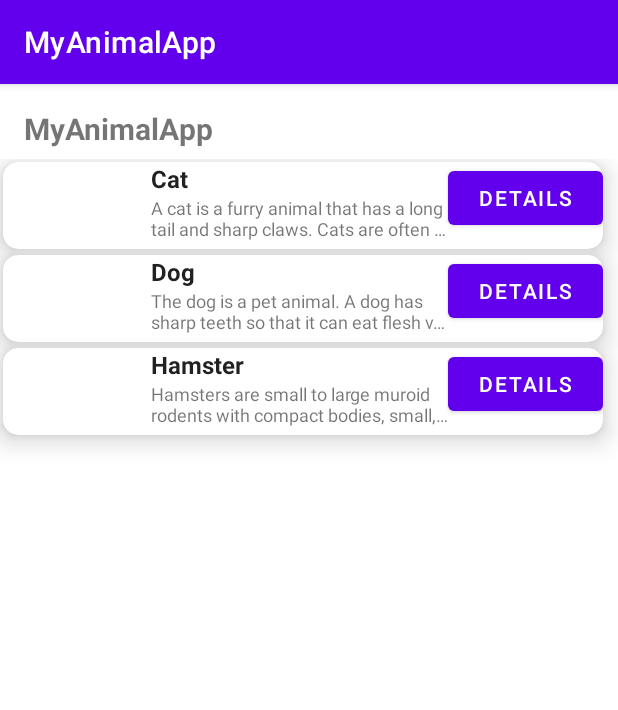
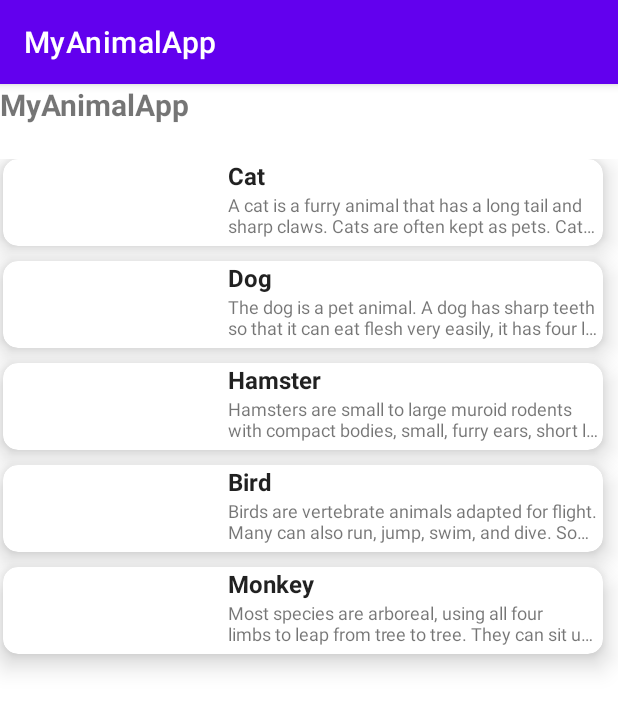
Before and after one commit to BanderosikUa/MyAnimalApp, an Android app: the screen it shows after launch (MainActivity), on a phone screen of 412 x 824 dp. Shown: the top 710 px of the screen. Run offline under Robolectric (Android 15) with nearby library versions, the phone set to English and light mode, and no system bars; pictures from the network do not load.

Commit message:
add 2 fragments, navigation and change animal adapter for open on item click

```diff
--- a/app/build.gradle
+++ b/app/build.gradle
@@ -1,6 +1,7 @@
 plugins {
     id 'com.android.application'
     id 'org.jetbrains.kotlin.android'
+    id 'androidx.navigation.safeargs'
 }
 
 android {
@@ -46,4 +47,6 @@ dependencies {
     androidTestImplementation 'androidx.test.espresso:espresso-core:3.4.0'
     implementation 'com.github.bumptech.glide:glide:4.12.0'
     annotationProcessor 'com.github.bumptech.glide:compiler:4.12.0'
+    implementation "androidx.navigation:navigation-fragment-ktx:2.5.2"
+    implementation "androidx.navigation:navigation-ui-ktx:2.5.2"
 }
--- a/app/src/main/java/com/example/myanimalapp/MainActivity.kt
+++ b/app/src/main/java/com/example/myanimalapp/MainActivity.kt
@@ -2,48 +2,32 @@ package com.example.myanimalapp
 
 import androidx.appcompat.app.AppCompatActivity
 import android.os.Bundle
+import androidx.navigation.NavController
+import androidx.navigation.Navigation
+import androidx.navigation.fragment.NavHostFragment
+import androidx.navigation.fragment.findNavController
 import androidx.recyclerview.widget.LinearLayoutManager
 import androidx.recyclerview.widget.RecyclerView
 import com.example.myanimalapp.adapter.AnimalAdapter
 import com.example.myanimalapp.databinding.ActivityMainBinding
-import com.example.myanimalapp.model.AnimalModel
+import com.example.myanimalapp.adapter.model.AnimalModel
+import com.example.myanimalapp.screens.FirstFragment
 
 class MainActivity : AppCompatActivity() {
 
     lateinit var binding: ActivityMainBinding
     lateinit var recyclerView: RecyclerView
-    lateinit var adapter: AnimalAdapter
+    lateinit var navController: NavController
     override fun onCreate(savedInstanceState: Bundle?) {
         super.onCreate(savedInstanceState)
         binding = ActivityMainBinding.inflate(layoutInflater)
         setContentView(binding.root)
 
-        adapter = AnimalAdapter()
+        val navHostFragment = supportFragmentManager.findFragmentById(R.id.nav_host_fragment) as NavHostFragment
+        val navController = navHostFragment.findNavController()
 
-        val LayoutManager = LinearLayoutManager(this)
-        binding.recyclerView.layoutManager = LayoutManager
-        binding.recyclerView.adapter = adapter
-        adapter.setList(myAnimals())
     }
 
-    private fun myAnimals(): ArrayList<AnimalModel>{
-        var animalList = ArrayList<AnimalModel>()
-
-        val animal1 = AnimalModel("Cat",
-            "A cat is a furry animal that has a long tail and sharp claws. Cats are often kept as pets. Cats are lions, tigers, and other wild animals in the same family.",
-            "https://e7.pngegg.com/pngimages/406/987/png-clipart-cute-cat-cartoon-cat-pet-cat.png")
-        animalList.add(animal1)
-
-        val animal2 = AnimalModel("Dog",
-            "The dog is a pet animal. A dog has sharp teeth so that it can eat flesh very easily, it has four legs, two ears, two eyes, a tail, a mouth, and a nose. It is a very clever animal and is very useful in catching thieves. It runs very fast, barks loudly and attacks the strangers.",
-            "https://banner2.cleanpng.com/20180820/lvw/kisspng-dog-clip-art-human-behavior-finger-headgear-doggy-dab-sticker-by-ftjunior-5b7b5d1be8d387.8243251715348114199537.jpg")
-        animalList.add(animal2)
-
-        val animal3 = AnimalModel("Hamster", "Hamsters are small to large muroid rodents with compact bodies, small, furry ears, short legs, wide feet, and short stubby tails. Body lengths range from 50 mm to 340 mm, and tail lengths range from 7 to 106 mm. Females of some species are larger than males. Hamsters have long, thick fur.", "https://cdn.shopify.com/s/files/1/0037/0268/5745/articles/home-yourpets-hamster_400x.jpg?v=1564696396")
-        animalList.add(animal3)
-
-        return animalList
-    }
 
 //        val binding: ActivityMainBinding = DataBindingUtil.setContentView(
 //            this, R.layout.activity_main)
--- a/app/src/main/java/com/example/myanimalapp/adapter/AnimalAdapter.kt
+++ b/app/src/main/java/com/example/myanimalapp/adapter/AnimalAdapter.kt
@@ -1,21 +1,19 @@
 package com.example.myanimalapp.adapter
 
-import android.content.Intent
-import android.util.Log
 import android.view.LayoutInflater
-import android.view.View
 import android.view.ViewGroup
+import androidx.navigation.NavController
 import androidx.recyclerview.widget.RecyclerView
 import com.bumptech.glide.Glide
-import com.bumptech.glide.request.RequestOptions
+import com.example.myanimalapp.databinding.ItemAnimalLayoutBinding
+import com.example.myanimalapp.adapter.model.AnimalModel
 import com.example.myanimalapp.R
-import com.example.myanimalapp.SecondActivity
-import com.example.myanimalapp.databinding.ItemAnimalLayoutBinding
-import com.example.myanimalapp.model.AnimalModel
+import com.example.myanimalapp.screens.FirstFragmentDirections
 
-class AnimalAdapter:RecyclerView.Adapter<AnimalAdapter.AnimalViewHolder>() {
+class AnimalAdapter() :RecyclerView.Adapter<AnimalAdapter.AnimalViewHolder>() {
 
     private var animalList = emptyList<AnimalModel>()
+    lateinit var navController: NavController
 
     class AnimalViewHolder(var binding: ItemAnimalLayoutBinding): RecyclerView.ViewHolder(binding.root)
 
@@ -36,16 +34,14 @@ class AnimalAdapter:RecyclerView.Adapter<AnimalAdapter.AnimalViewHolder>() {
         with(holder.binding){
             tvName.text = animal.name
             tvDescription.text = animal.description
-            Log.d("link", animal.photo)
             Glide.with(context)
                 .load(animal.photo)
                 .into(photo)
-            button.setOnClickListener{
-                val intent = Intent(context, SecondActivity::class.java)
-                intent.putExtra("name", animal.name)
-                intent.putExtra("description", animal.description)
-                intent.putExtra("photoLink", animal.photo)
-                context.startActivity(intent)
+            root.setOnClickListener {
+                val action = FirstFragmentDirections.actionFirstFragment2ToSecondFragment3(
+                    animal.name, animal.description, animal.photo
+                )
+                navController.navigate(action)
             }
         }
     }
--- a/app/src/main/java/com/example/myanimalapp/model/AnimalModel.kt
+++ b/app/src/main/java/com/example/myanimalapp/adapter/model/AnimalModel.kt
@@ -1,4 +1,4 @@
-package com.example.myanimalapp.model
+package com.example.myanimalapp.adapter.model
 
 import org.w3c.dom.Text
 
--- /dev/null
+++ b/app/src/main/java/com/example/myanimalapp/screens/FirstFragment.kt
@@ -0,0 +1,79 @@
+package com.example.myanimalapp.screens
+
+import android.os.Bundle
+import androidx.fragment.app.Fragment
+import android.view.LayoutInflater
+import android.view.View
+import android.view.ViewGroup
+import androidx.navigation.NavController
+import androidx.navigation.Navigation
+import androidx.navigation.findNavController
+import androidx.navigation.fragment.findNavController
+import androidx.recyclerview.widget.LinearLayoutManager
+import com.example.myanimalapp.R
+import com.example.myanimalapp.adapter.AnimalAdapter
+import com.example.myanimalapp.databinding.FragmentFirstBinding
+import com.example.myanimalapp.adapter.model.AnimalModel
+
+class FirstFragment : Fragment() {
+    lateinit var binding: FragmentFirstBinding
+    lateinit var adapter: AnimalAdapter
+    lateinit var navController: NavController
+
+
+    override fun onCreateView(
+        inflater: LayoutInflater, container: ViewGroup?,
+        savedInstanceState: Bundle?
+    ): View? {
+        // Inflate the layout for this fragment
+        binding = FragmentFirstBinding.inflate(inflater, container, false)
+        adapter = AnimalAdapter()
+
+        binding.recyclerView.adapter = adapter
+        adapter.setList(myAnimals())
+        return binding.root
+    }
+
+    override fun onViewCreated(view: View, savedInstanceState: Bundle?) {
+        super.onViewCreated(view, savedInstanceState)
+        navController = Navigation.findNavController(requireActivity(), R.id.nav_host_fragment)
+        adapter.navController = navController
+
+        binding.recyclerView.apply {
+            layoutManager = LinearLayoutManager(requireContext())
+        }
+    }
+
+    private fun myAnimals(): ArrayList<AnimalModel>{
+        var animalList = ArrayList<AnimalModel>()
+
+        val animal1 = AnimalModel("Cat",
+            "A cat is a furry animal that has a long tail and sharp claws. Cats are often kept as pets. Cats are lions, tigers, and other wild animals in the same family.",
+            "https://e7.pngegg.com/pngimages/406/987/png-clipart-cute-cat-cartoon-cat-pet-cat.png")
+        animalList.add(animal1)
+
+        val animal2 = AnimalModel("Dog",
+            "The dog is a pet animal. A dog has sharp teeth so that it can eat flesh very easily, it has four legs, two ears, two eyes, a tail, a mouth, and a nose. It is a very clever animal and is very useful in catching thieves. It runs very fast, barks loudly and attacks the strangers.",
+            "https://banner2.cleanpng.com/20180820/lvw/kisspng-dog-clip-art-human-behavior-finger-headgear-doggy-dab-sticker-by-ftjunior-5b7b5d1be8d387.8243251715348114199537.jpg")
+        animalList.add(animal2)
+
+        val animal3 = AnimalModel("Hamster",
+            "Hamsters are small to large muroid rodents with compact bodies, small, furry ears, short legs, wide feet, and short stubby tails. Body lengths range from 50 mm to 340 mm, and tail lengths range from 7 to 106 mm. Females of some species are larger than males. Hamsters have long, thick fur.",
+            "https://cdn.shopify.com/s/files/1/0037/0268/5745/articles/home-yourpets-hamster_400x.jpg?v=1564696396")
+        animalList.add(animal3)
+        val bird = AnimalModel(
+            "Bird",
+            "Birds are vertebrate animals adapted for flight. Many can also run, jump, swim, and dive. Some, like penguins, have lost the ability to fly but retained their wings. Birds are found worldwide and in all habitats.",
+            "https://easydrawingguides.com/wp-content/uploads/2020/11/Cartoon-Bird-Step-10.png"
+        )
+        animalList.add(bird)
+        val monkey = AnimalModel(
+            "Monkey",
+            "Most species are arboreal, using all four limbs to leap from tree to tree. They can sit upright and stand erect. Most species run along branches rather than swinging arm over arm like the apes. Monkeys are highly social omnivores, organized in clans as large as several hundred individuals headed by an old male.",
+            "https://img.freepik.com/premium-vector/cute-baby-monkey-cartoon-dabbing_188253-1659.jpg"
+        )
+        animalList.add(monkey)
+
+        return animalList
+    }
+}
--- a/app/src/main/res/layout/activity_main.xml
+++ b/app/src/main/res/layout/activity_main.xml
@@ -7,28 +7,16 @@
     android:layout_height="match_parent"
     tools:context=".MainActivity">
 
-    <TextView
-        android:layout_width="wrap_content"
-        android:layout_height="wrap_content"
-        android:text="MyAnimalApp"
-        android:textSize="20sp"
-        android:textStyle="bold"
-        app:layout_constraintBottom_toBottomOf="parent"
-        app:layout_constraintEnd_toEndOf="parent"
-        app:layout_constraintHorizontal_bias="0.056"
-        app:layout_constraintStart_toStartOf="parent"
-        app:layout_constraintTop_toTopOf="parent"
-        app:layout_constraintVertical_bias="0.022" />
-
-    <androidx.recyclerview.widget.RecyclerView
-        android:id="@+id/recyclerView"
+    <androidx.fragment.app.FragmentContainerView
+        android:id="@+id/nav_host_fragment"
         android:layout_width="match_parent"
         android:layout_height="match_parent"
-        android:paddingTop="50dp"
-        tools:itemCount="3"
-        tools:layout_editor_absoluteX="0dp"
-
-        tools:layout_editor_absoluteY="-16dp"
-        tools:listitem="@layout/item_animal_layout" />
+        app:layout_constraintBottom_toBottomOf="parent"
+        app:layout_constraintTop_toTopOf="parent"
+        app:layout_constraintStart_toStartOf="parent"
+        app:layout_constraintEnd_toEndOf="parent"
+        app:navGraph="@navigation/nav_graph"
+        app:defaultNavHost="true"
+        android:name="androidx.navigation.fragment.NavHostFragment"/>
 
 </androidx.constraintlayout.widget.ConstraintLayout>
--- /dev/null
+++ b/app/src/main/res/layout/fragment_first.xml
@@ -0,0 +1,33 @@
+<?xml version="1.0" encoding="utf-8"?>
+<FrameLayout xmlns:android="http://schemas.android.com/apk/res/android"
+    xmlns:tools="http://schemas.android.com/tools"
+    xmlns:app="http://schemas.android.com/apk/res-auto"
+    android:layout_width="match_parent"
+    android:layout_height="match_parent"
+    tools:context=".screens.FirstFragment">
+
+    <TextView
+        android:layout_width="wrap_content"
+        android:layout_height="wrap_content"
+        android:text="MyAnimalApp"
+        android:textSize="20sp"
+        android:textStyle="bold"
+        app:layout_constraintBottom_toBottomOf="parent"
+        app:layout_constraintEnd_toEndOf="parent"
+        app:layout_constraintHorizontal_bias="0.056"
+        app:layout_constraintStart_toStartOf="parent"
+        app:layout_constraintTop_toTopOf="parent"
+        app:layout_constraintVertical_bias="0.022" />
+
+    <androidx.recyclerview.widget.RecyclerView
+        android:id="@+id/recyclerView"
+        android:layout_width="match_parent"
+        android:layout_height="match_parent"
+        android:paddingTop="50dp"
+        tools:itemCount="10"
+        tools:layout_editor_absoluteX="0dp"
+
+        tools:layout_editor_absoluteY="-16dp"
+        tools:listitem="@layout/item_animal_layout" />
+
+</FrameLayout>
--- a/app/src/main/res/layout/item_animal_layout.xml
+++ b/app/src/main/res/layout/item_animal_layout.xml
@@ -3,7 +3,8 @@
     xmlns:app="http://schemas.android.com/apk/res-auto"
     android:layout_width="wrap_content"
     android:layout_height="wrap_content"
-    android:layout_margin="2dp"
+    android:layout_marginBottom="10dp"
+    android:layout_marginLeft="2dp"
     app:cardCornerRadius="10dp"
     app:cardElevation="10dp">
 
@@ -45,11 +46,5 @@
                 android:textSize="12sp" />
         </LinearLayout>
 
-        <Button
-            android:id="@+id/button"
-            android:layout_width="4dp"
-            android:layout_height="wrap_content"
-            android:layout_weight="1"
-            android:text="Details" />
     </LinearLayout>
 </androidx.cardview.widget.CardView>
--- /dev/null
+++ b/app/src/main/res/navigation/nav_graph.xml
@@ -0,0 +1,36 @@
+<?xml version="1.0" encoding="utf-8"?>
+<navigation xmlns:android="http://schemas.android.com/apk/res/android"
+    xmlns:app="http://schemas.android.com/apk/res-auto"
+    xmlns:tools="http://schemas.android.com/tools"
+    android:id="@+id/nav_graph"
+    app:startDestination="@id/firstFragment2">
+    <fragment
+        android:id="@+id/firstFragment2"
+        android:name="com.example.myanimalapp.screens.FirstFragment"
+        android:label="fragment_first"
+        tools:layout="@layout/fragment_first" >
+        <action
+            android:id="@+id/action_firstFragment2_to_secondFragment3"
+            app:destination="@id/secondFragment3" />
+    </fragment>
+    <fragment
+        android:id="@+id/secondFragment3"
+        android:name="com.example.myanimalapp.screens.SecondFragment"
+        android:label="SecondFragment" >
+        <action
+            android:id="@+id/action_secondFragment3_to_firstFragment2"
+            app:destination="@id/firstFragment2" />
+        <argument
+            android:name="name"
+            app:argType="string"
+            />
+        <argument
+            android:name="description"
+            app:argType="string"
+            />
+        <argument
+            android:name="photo"
+            app:argType="string"
+            />
+    </fragment>
+</navigation>
--- a/app/src/main/res/values/strings.xml
+++ b/app/src/main/res/values/strings.xml
@@ -1,3 +1,5 @@
 <resources>
     <string name="app_name">MyAnimalApp</string>
+    <!-- TODO: Remove or change this placeholder text -->
+    <string name="hello_blank_fragment">Hello blank fragment</string>
 </resources>
--- a/build.gradle
+++ b/build.gradle
@@ -3,4 +3,5 @@ plugins {
     id 'com.android.application' version '7.4.1' apply false
     id 'com.android.library' version '7.4.1' apply false
     id 'org.jetbrains.kotlin.android' version '1.8.0' apply false
+    id 'androidx.navigation.safeargs.kotlin' version '2.5.2' apply false
 }
```
Also changed, not shown: app/src/main/java/com/example/myanimalapp/SecondActivity.kt (deleted, +0 -28 lines), app/src/main/java/com/example/myanimalapp/screens/SecondFragment.kt (added, +49 -0 lines), app/src/main/res/layout/activity_second.xml (deleted, +0 -54 lines), app/src/main/res/layout/fragment_second.xml (added, +59 -0 lines).
